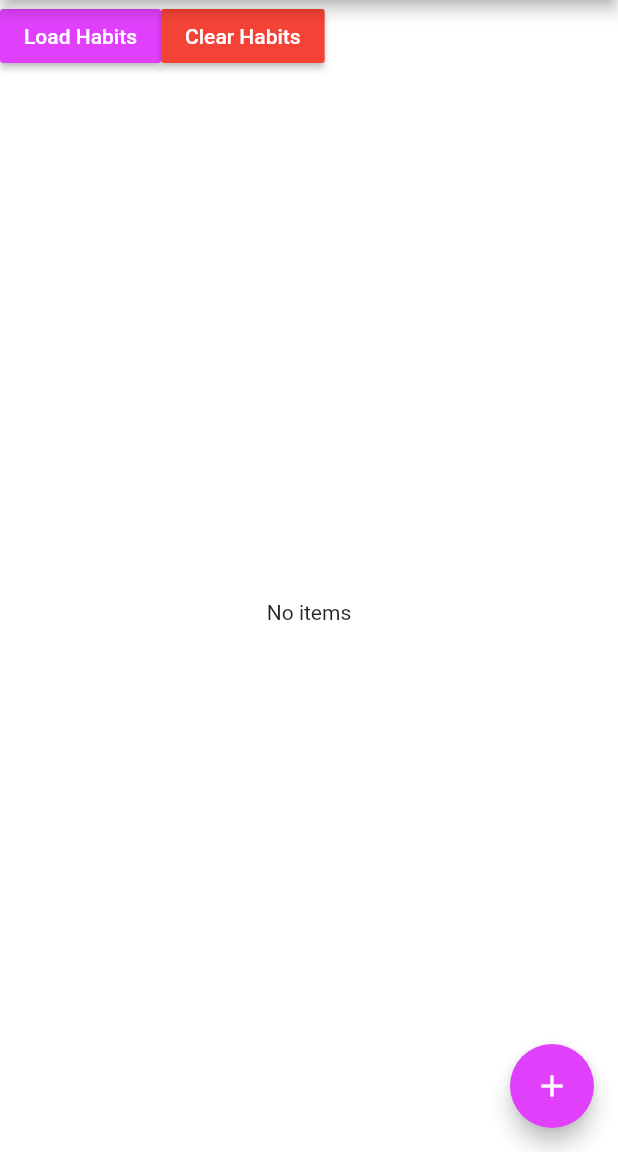
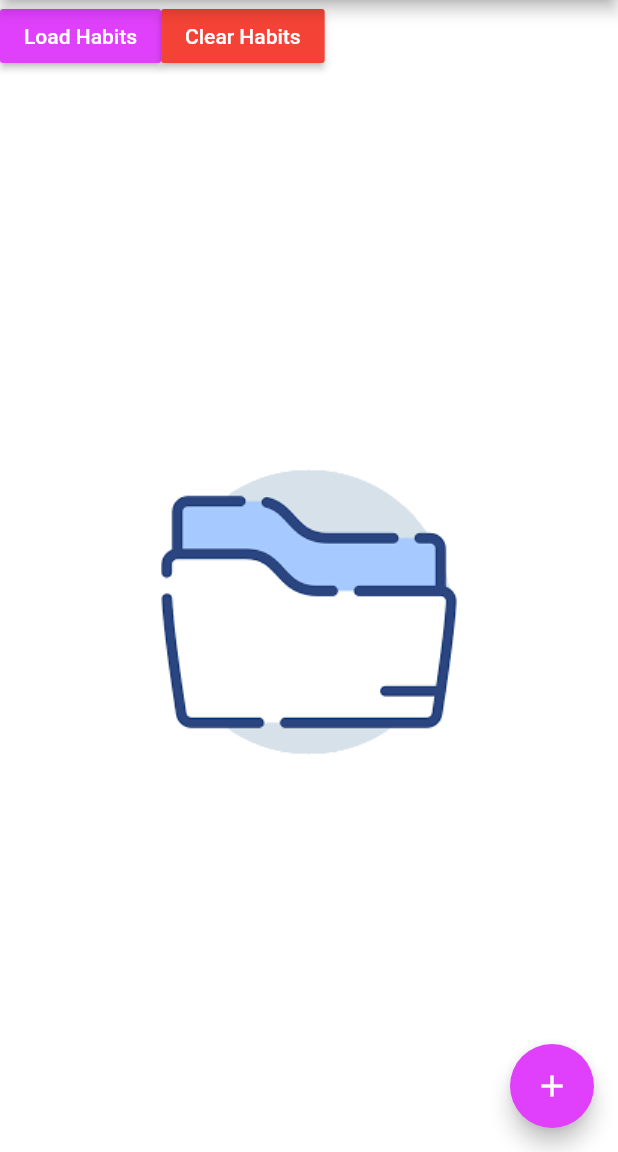
Before and after one commit to lbk9/habittracker, a Flutter app: the screen it shows after launch, on a phone screen of 412 x 824 dp, the part 84-1236 px from its top. Run offline on Flutter 3.47's test engine with Material 2 defaults, Android fonts, the phone set to English and light mode, and no system bars.

Commit message:
added image to screen when no habits found in json file

```diff
--- a/lib/pages/habit_screen.dart
+++ b/lib/pages/habit_screen.dart
@@ -81,9 +81,14 @@ class _HabitsState extends State<Habits> {
                 if(snapshot.hasData) {
                   if(snapshot.data.length == 0) {
                       return Center(
-                          child: Text(
-                              'No items'
-                          )
+                        child: Container(
+                            decoration: BoxDecoration(
+                              image: DecorationImage(
+                                image: AssetImage('assets/emptylist.png'),
+                                fit: BoxFit.scaleDown,
+                              )
+                            ),
+                        ),
                       );
                     } else{
                     return ListView.builder(
--- a/pubspec.yaml
+++ b/pubspec.yaml
@@ -44,9 +44,8 @@ flutter:
   uses-material-design: true
 
   # To add assets to your application, add an assets section, like this:
-  # assets:
-  #  - images/a_dot_burr.jpeg
-  #  - images/a_dot_ham.jpeg
+  assets:
+    - assets/
 
   # An image asset can refer to one or more resolution-specific "variants", see
   # https://flutter.dev/assets-and-images/#resolution-aware.
```
Also changed, not shown: assets/emptylist.png (added).
